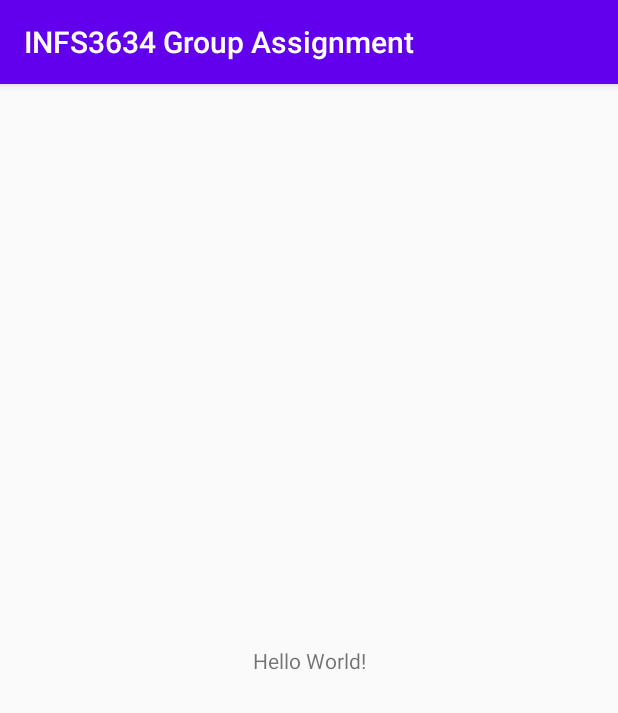
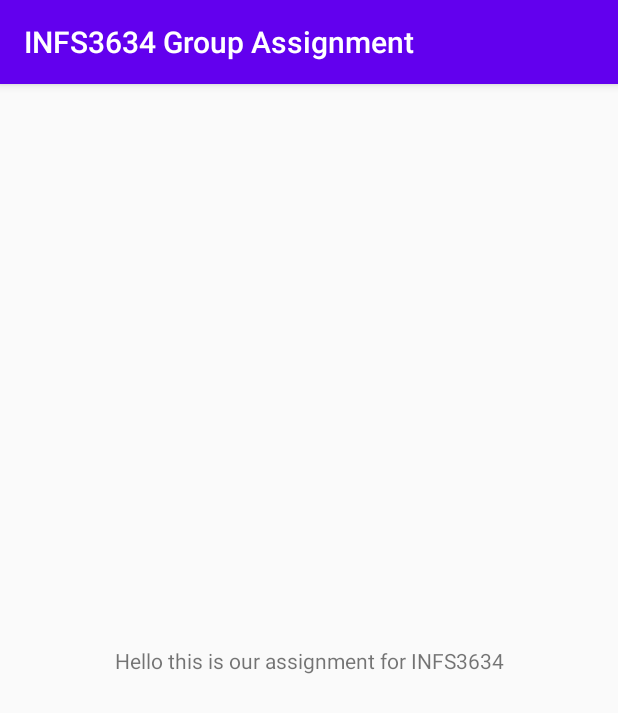
Before and after one commit to INFS3634-Elysian/INFS3634-Group-Assignment, an Android app: the screen it shows after launch (MainActivity), on a phone screen of 412 x 824 dp. Shown: the top 713 px of the screen. Run offline under Robolectric (Android 15) with nearby library versions, the phone set to English and light mode, and no system bars.

Commit message:
Test Commit

```diff
--- a/app/src/main/res/layout/activity_main.xml
+++ b/app/src/main/res/layout/activity_main.xml
@@ -9,7 +9,7 @@
     <TextView
         android:layout_width="wrap_content"
         android:layout_height="wrap_content"
-        android:text="Hello World!"
+        android:text="Hello this is our assignment for INFS3634"
         app:layout_constraintBottom_toBottomOf="parent"
         app:layout_constraintLeft_toLeftOf="parent"
         app:layout_constraintRight_toRightOf="parent"
```
